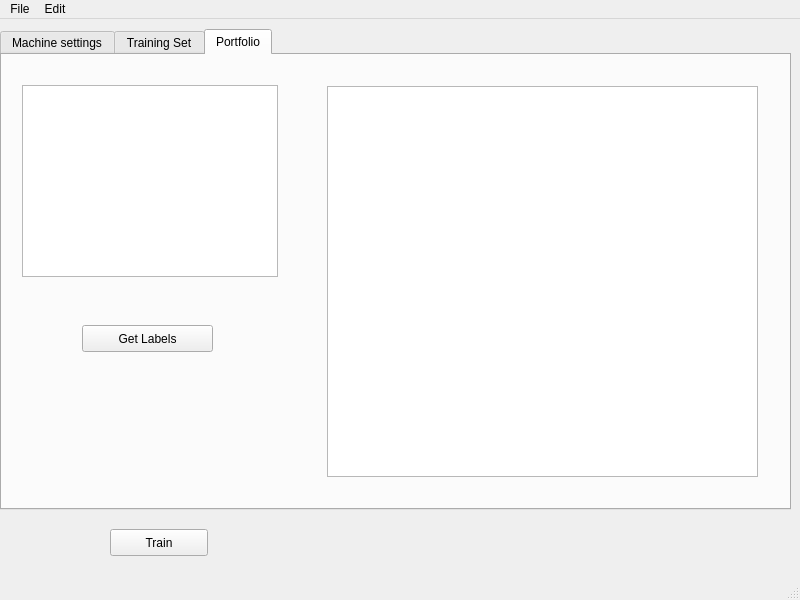
This is MachineBenchMark/UI/Prueba1.ui in aydevosotros/MachineBenchMark as Qt 5 draws it before an edit. The edited form follows.
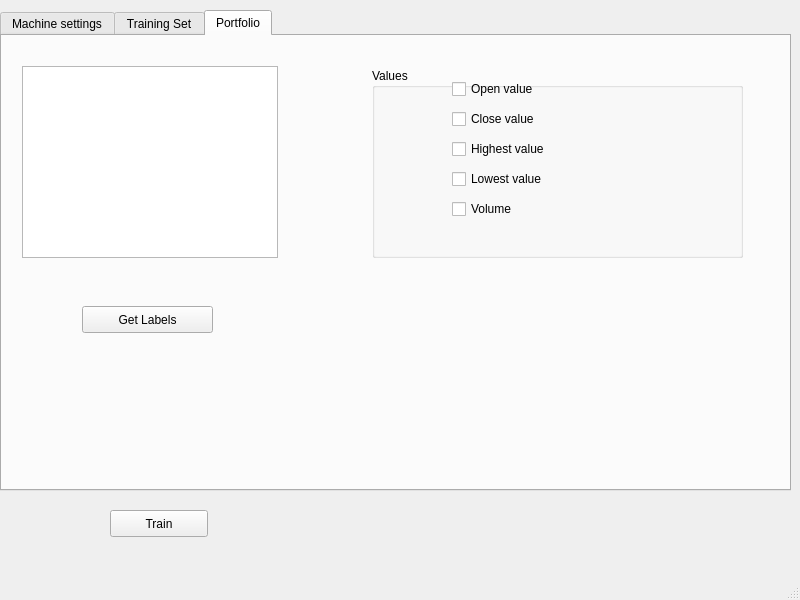
This is the edited form. Custom widgets are drawn as their Qt base class.

Commit message: Rediseñada la interfaz, eliminadas fechas en los ficheros de entrenamiento, eliminada gráfica de portfolio, simplificada la pantalla del training set, reescrita la agrupación por meses y años, añadidos textboxes para la próxima funcionalidad del portfolio

```diff
--- a/MachineBenchMark/UI/Prueba1.ui
+++ b/MachineBenchMark/UI/Prueba1.ui
@@ -360,16 +360,6 @@
      <attribute name="title">
       <string>Portfolio</string>
      </attribute>
-     <widget class="PlotWidget" name="graphicsView">
-      <property name="geometry">
-       <rect>
-        <x>325</x>
-        <y>31</y>
-        <width>431</width>
-        <height>391</height>
-       </rect>
-      </property>
-     </widget>
      <widget class="QListWidget" name="listWidget">
       <property name="geometry">
        <rect>
@@ -393,39 +383,90 @@
        <string>Get Labels</string>
       </property>
      </widget>
+     <widget class="QGroupBox" name="groupBox_5">
+      <property name="geometry">
+       <rect>
+        <x>370</x>
+        <y>32</y>
+        <width>371</width>
+        <height>190</height>
+       </rect>
+      </property>
+      <property name="title">
+       <string>Values</string>
+      </property>
+      <widget class="QCheckBox" name="checkBox_4">
+       <property name="geometry">
+        <rect>
+         <x>80</x>
+         <y>100</y>
+         <width>150</width>
+         <height>22</height>
+        </rect>
+       </property>
+       <property name="text">
+        <string>Lowest value</string>
+       </property>
+      </widget>
+      <widget class="QCheckBox" name="checkBox_2">
+       <property name="geometry">
+        <rect>
+         <x>80</x>
+         <y>40</y>
+         <width>150</width>
+         <height>22</height>
+        </rect>
+       </property>
+       <property name="text">
+        <string>Close value</string>
+       </property>
+      </widget>
+      <widget class="QCheckBox" name="checkBox_3">
+       <property name="geometry">
+        <rect>
+         <x>80</x>
+         <y>70</y>
+         <width>150</width>
+         <height>22</height>
+        </rect>
+       </property>
+       <property name="text">
+        <string>Highest value</string>
+       </property>
+      </widget>
+      <widget class="QCheckBox" name="checkBox">
+       <property name="geometry">
+        <rect>
+         <x>80</x>
+         <y>10</y>
+         <width>150</width>
+         <height>22</height>
+        </rect>
+       </property>
+       <property name="text">
+        <string>Open value</string>
+       </property>
+      </widget>
+      <widget class="QCheckBox" name="checkBox_5">
+       <property name="geometry">
+        <rect>
+         <x>80</x>
+         <y>130</y>
+         <width>150</width>
+         <height>22</height>
+        </rect>
+       </property>
+       <property name="text">
+        <string>Volume</string>
+       </property>
+      </widget>
+     </widget>
     </widget>
    </widget>
   </widget>
-  <widget class="QMenuBar" name="menubar">
-   <property name="geometry">
-    <rect>
-     <x>0</x>
-     <y>0</y>
-     <width>800</width>
-     <height>25</height>
-    </rect>
-   </property>
-   <widget class="QMenu" name="menuML_BenchMark">
-    <property name="title">
-     <string>File</string>
-    </property>
-   </widget>
-   <widget class="QMenu" name="menuEdit">
-    <property name="title">
-     <string>Edit</string>
-    </property>
-   </widget>
-   <addaction name="menuML_BenchMark"/>
-   <addaction name="menuEdit"/>
-  </widget>
   <widget class="QStatusBar" name="statusbar"/>
  </widget>
  <customwidgets>
-  <customwidget>
-   <class>PlotWidget</class>
-   <extends>QGraphicsView</extends>
-   <header>pyqtgraph</header>
-  </customwidget>
   <customwidget>
    <class>Ui_SymbolSearchWidget</class>
    <extends>QWidget</extends>
```
Left out of the diff: 31 changed lines with no effect on the pictures. The commit also changes 3 other files.
